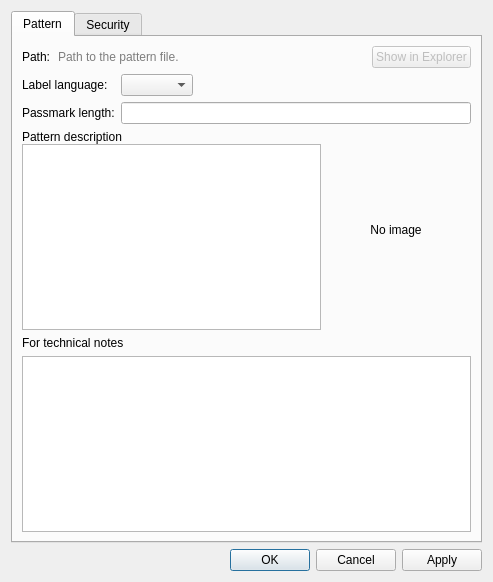
This is src/app/valentina/dialogs/dialogpatternproperties.ui in dismine/valentina as Qt 5 draws it before an edit. The edited form follows.
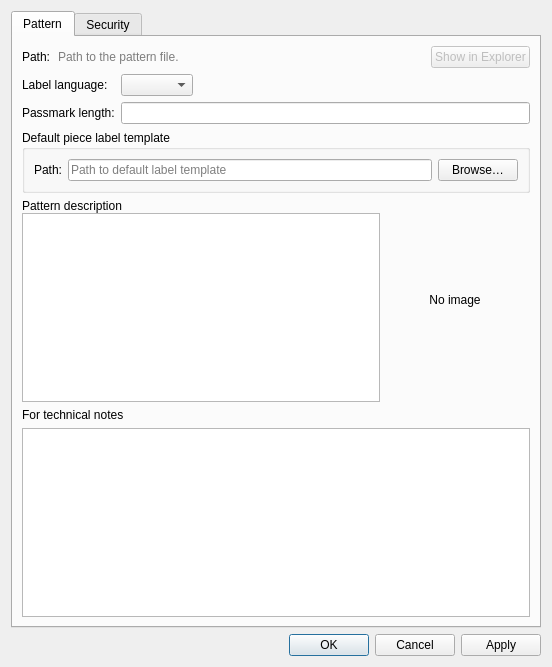
This is the edited form. Icons and pictures are not drawn. Custom widgets are drawn as their Qt base class.

Commit message: New option. Default piece label template for new pieces.

```diff
--- a/src/app/valentina/dialogs/dialogpatternproperties.ui
+++ b/src/app/valentina/dialogs/dialogpatternproperties.ui
@@ -6,8 +6,8 @@
    <rect>
     <x>0</x>
     <y>0</y>
-    <width>493</width>
-    <height>582</height>
+    <width>552</width>
+    <height>667</height>
    </rect>
   </property>
   <property name="windowTitle">
@@ -124,6 +124,54 @@
          </item>
         </layout>
        </item>
+       <item>
+        <widget class="QGroupBox" name="groupBox_2">
+         <property name="title">
+          <string>Default piece label template</string>
+         </property>
+         <layout class="QHBoxLayout" name="horizontalLayout">
+          <item>
+           <widget class="QLabel" name="label_5">
+            <property name="text">
+             <string>Path:</string>
+            </property>
+           </widget>
+          </item>
+          <item>
+           <widget class="QLineEdit" name="lineEditPieceLabelPath">
+            <property name="sizePolicy">
+             <sizepolicy hsizetype="Expanding" vsizetype="Preferred">
+              <horstretch>0</horstretch>
+              <verstretch>0</verstretch>
+             </sizepolicy>
+            </property>
+            <property name="placeholderText">
+             <string>Path to default label template</string>
+            </property>
+            <property name="clearButtonEnabled">
+             <bool>true</bool>
+            </property>
+           </widget>
+          </item>
+          <item>
+           <widget class="QPushButton" name="pushButtonBrowsePieceLabelPath">
+            <property name="sizePolicy">
+             <sizepolicy hsizetype="Preferred" vsizetype="Preferred">
+              <horstretch>0</horstretch>
+              <verstretch>0</verstretch>
+             </sizepolicy>
+            </property>
+            <property name="toolTip">
+             <string>Select path to label template</string>
+            </property>
+            <property name="text">
+             <string>Browse…</string>
+            </property>
+           </widget>
+          </item>
+         </layout>
+        </widget>
+       </item>
        <item>
         <layout class="QHBoxLayout" name="horizontalLayout_7">
          <property name="spacing">
```
The commit also changes 10 other files.
